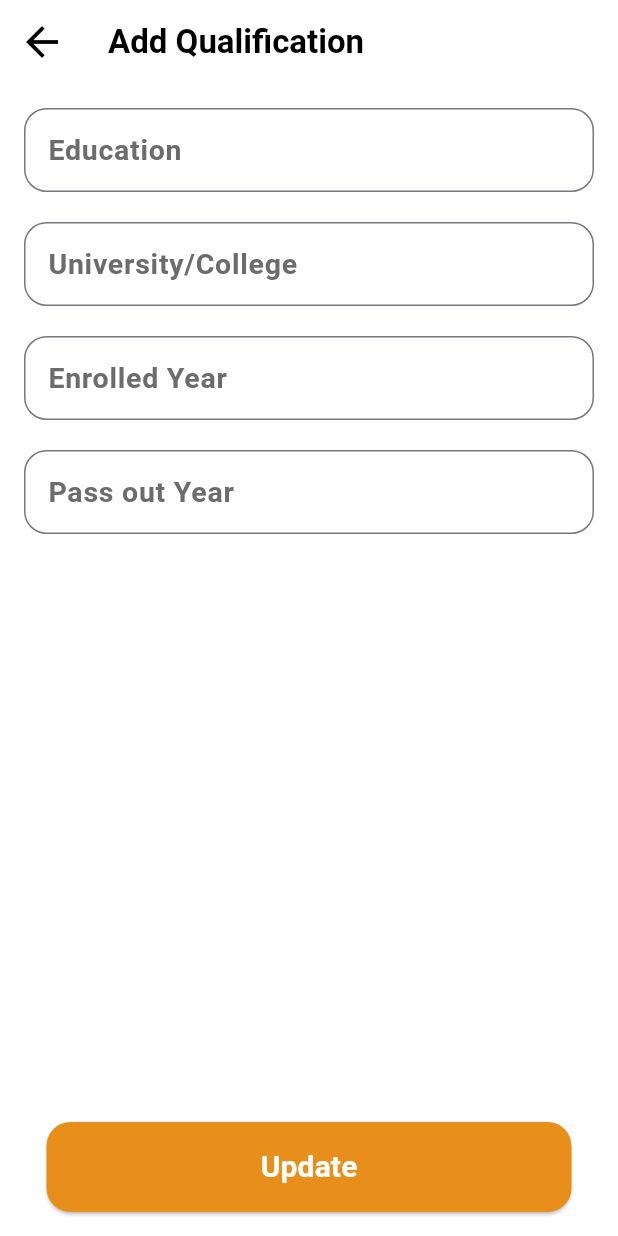
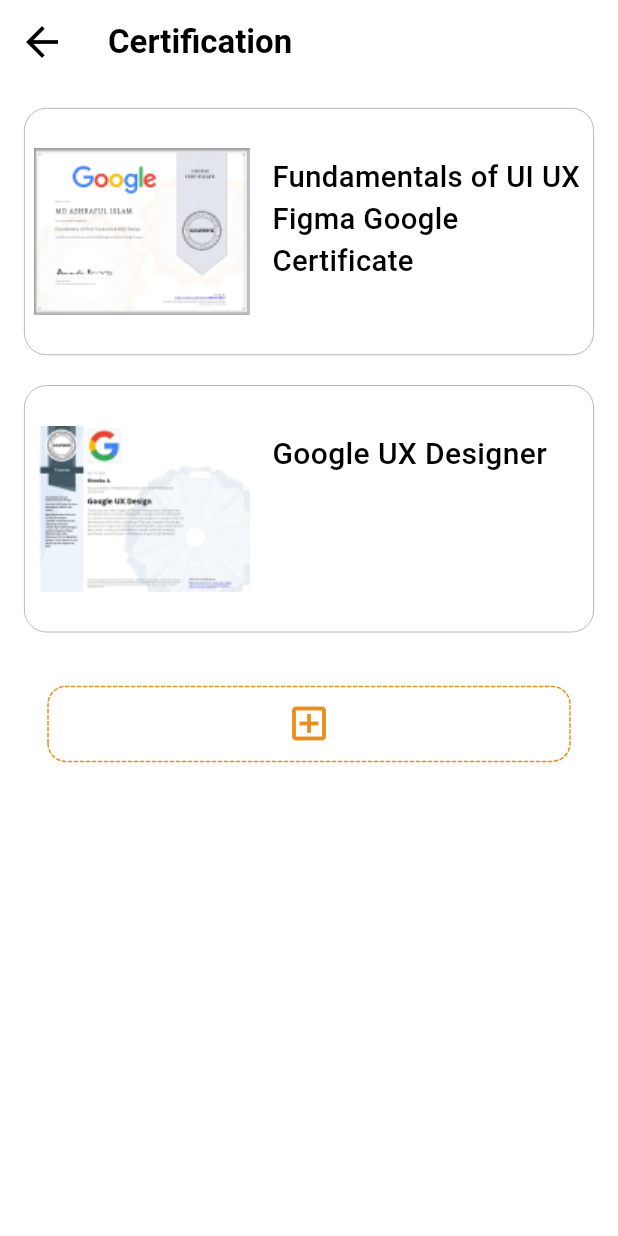
Before and after one commit to DiyaShajith/Q_HireEvent, a Flutter app: the screen it shows after launch, after a tap on the "add box" icon, on a phone screen of 412 x 824 dp. Run offline on Flutter 3.47's test engine with Material 3 defaults, Android fonts, the phone set to English and light mode, and no system bars; drawn by our look-alikes of dotted_border; our stand-ins replace smooth_page_indicator.

Commit message:
certification completed

```diff
--- a/lib/main.dart
+++ b/lib/main.dart
@@ -1,5 +1,6 @@
 import 'package:flutter/material.dart';
 import 'package:qhire_event/constants/pageview.dart';
+import 'package:qhire_event/view/certificateview/certificatepage.dart';
 import 'package:qhire_event/view/eventview/event.dart';
 import 'package:qhire_event/view/eventview/eventcancelled.dart';
 import 'package:qhire_event/view/eventview/eventupcoming.dart';
@@ -26,7 +27,7 @@ class MyApp extends StatelessWidget {
         colorScheme: ColorScheme.fromSeed(seedColor: Colors.deepPurple),
         useMaterial3: true,
       ),
-      home: Qualification(),
+      home: Certificatepage(),
     );
   }
 }
--- /dev/null
+++ b/lib/view/certificateview/certificatepage.dart
@@ -0,0 +1,153 @@
+import 'package:dotted_border/dotted_border.dart';
+import 'package:flutter/material.dart';
+import 'package:qhire_event/constants/custom_color.dart';
+
+class Certificatepage extends StatefulWidget {
+  const Certificatepage({super.key});
+
+  @override
+  State<Certificatepage> createState() => _CertificatepageState();
+}
+
+class _CertificatepageState extends State<Certificatepage> {
+  @override
+  Widget build(BuildContext context) {
+    final size = MediaQuery.sizeOf(context);
+    return Scaffold(
+      backgroundColor: CustomColor.scaffoldbg,
+      appBar: AppBar(
+        backgroundColor: CustomColor.scaffoldbg,
+        leading: IconButton(
+          onPressed: () {},
+          icon: Icon(
+            Icons.arrow_back,
+            color: CustomColor.blackprimary,
+            size: 32,
+          ),
+        ),
+        title: const Text(
+          "Certification",
+          style: TextStyle(
+              color: CustomColor.blackprimary,
+              fontSize: 22,
+              fontWeight: FontWeight.bold),
+        ),
+      ),
+      body: Padding(
+        padding: const EdgeInsets.all(16),
+        child: Column(
+          children: [
+            Container(
+              padding: const EdgeInsets.all(6),
+              width: size.width,
+              height: size.height * 0.2,
+              decoration: BoxDecoration(
+                  color: CustomColor.scaffoldbg,
+                  borderRadius: BorderRadius.circular(15),
+                  border:
+                      Border.all(color: CustomColor.textfieldbg1, width: 0.5)),
+              child: Row(
+                children: [
+                  Image.asset("assets/certificate1.png"),
+                  const SizedBox(
+                    width: 15,
+                  ),
+                  Column(
+                    crossAxisAlignment: CrossAxisAlignment.start,
+                    mainAxisAlignment: MainAxisAlignment.start,
+                    children: [
+                      const SizedBox(
+                        height: 25,
+                      ),
+                      const Text(
+                        "Fundamentals of UI UX",
+                        style: TextStyle(
+                            color: CustomColor.blackprimary,
+                            fontSize: 19.5,
+                            fontWeight: FontWeight.w500),
+                      ),
+                      const Text(
+                        "Figma Google",
+                        style: TextStyle(
+                            color: CustomColor.blackprimary,
+                            fontSize: 19.5,
+                            fontWeight: FontWeight.w500),
+                      ),
+                      const Text(
+                        "Certificate",
+                        style: TextStyle(
+                            color: CustomColor.blackprimary,
+                            fontSize: 19.5,
+                            fontWeight: FontWeight.w500),
+                      )
+                    ],
+                  )
+                ],
+              ),
+            ),
+            const SizedBox(
+              height: 20,
+            ),
+            Container(
+              padding: const EdgeInsets.all(6),
+              width: size.width,
+              height: size.height * 0.2,
+              decoration: BoxDecoration(
+                  color: CustomColor.scaffoldbg,
+                  borderRadius: BorderRadius.circular(15),
+                  border:
+                      Border.all(color: CustomColor.textfieldbg1, width: 0.5)),
+              child: Row(
+                children: [
+                  Image.asset("assets/certificate2.png"),
+                  const SizedBox(
+                    width: 15,
+                  ),
+                  Column(
+                    crossAxisAlignment: CrossAxisAlignment.start,
+                    mainAxisAlignment: MainAxisAlignment.start,
+                    children: [
+                      const SizedBox(
+                        height: 25,
+                      ),
+                      const Text(
+                        "Google UX Designer",
+                        style: TextStyle(
+                            color: CustomColor.blackprimary,
+                            fontSize: 20,
+                            fontWeight: FontWeight.w500),
+                      ),
+                    ],
+                  )
+                ],
+              ),
+            ),
+            const SizedBox(
+              height: 20,
+            ),
+            Padding(
+              padding: const EdgeInsets.all(16),
+              child: DottedBorder(
+                  borderType: BorderType.RRect,
+                  radius: const Radius.circular(12),
+                  padding: const EdgeInsets.all(5),
+                  color: CustomColor.textfieldbg,
+                  child: InkWell(
+                    onTap: () {},
+                    child: Container(
+                      padding: const EdgeInsets.all(5),
+                      width: double.infinity,
+                      child: Icon(
+                        Icons.add_box_outlined,
+                        color: CustomColor.textfieldbg,
+                        size: 30,
+                      ),
+                    ),
+                  )),
+            )
+          ],
+        ),
+      ),
+    );
+  }
+}
```
